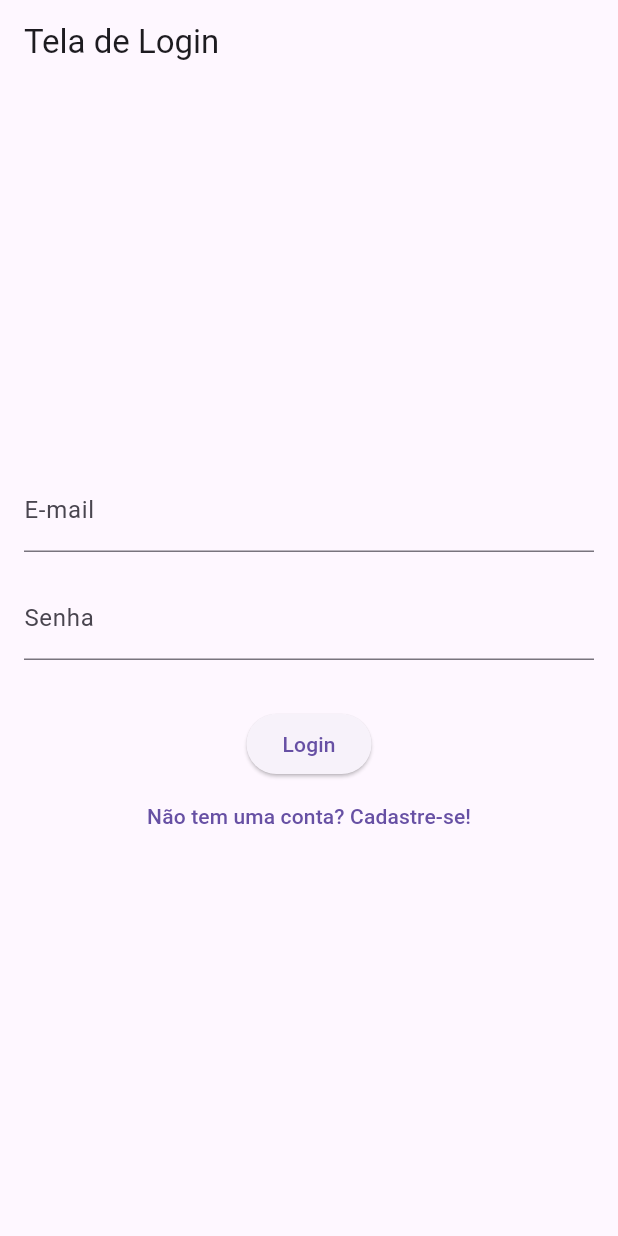
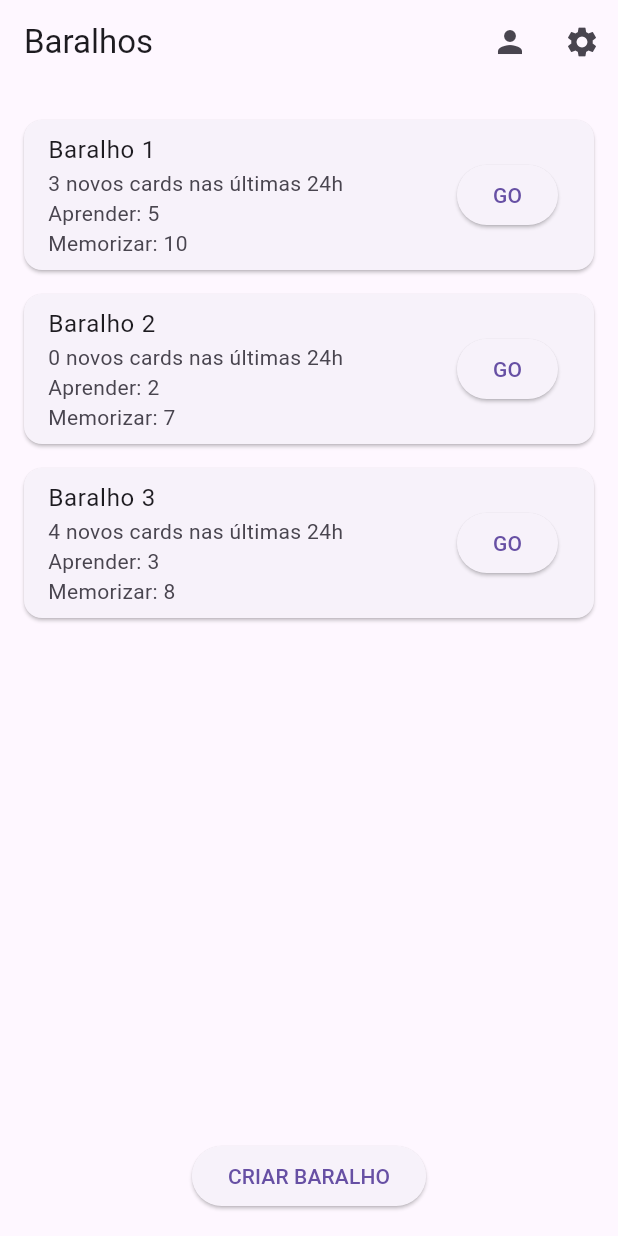
Before and after one commit to amandasgonsalves/flutter-app, a Flutter app: the screen it shows after launch, on a phone screen of 412 x 824 dp. Run offline on Flutter 3.47's test engine with Material 3 defaults, Android fonts, the phone set to English and light mode, and no system bars.

Commit message:
criação de tela principal/dashboard

```diff
--- a/lib/main.dart
+++ b/lib/main.dart
@@ -1,4 +1,5 @@
 import 'package:flutter/material.dart';
+import 'package:flutter_application_1/pages/home_screen.dart';
 import 'package:flutter_application_1/pages/login_screen.dart'; // Certifique-se de que o caminho está correto
 
 void main() {
@@ -13,7 +14,8 @@ class MyApp extends StatelessWidget {
       theme: ThemeData(
         primarySwatch: Colors.blue,
       ),
-      home: LoginScreen(), // Inicializa a HomePage
+      //home: LoginScreen(),
+      home: HomeScreen(), // Inicializa a HomePage
     );
   }
 }
--- /dev/null
+++ b/lib/pages/home_screen.dart
@@ -0,0 +1,89 @@
+import 'package:flutter/material.dart';
+
+class HomeScreen extends StatelessWidget {
+  final List<Map<String, dynamic>> decks = [
+    {
+      'name': 'Baralho 1',
+      'newCards': 3,
+      'toLearn': 5,
+      'toMemorize': 10,
+    },
+    {
+      'name': 'Baralho 2',
+      'newCards': 0,
+      'toLearn': 2,
+      'toMemorize': 7,
+    },
+    {
+      'name': 'Baralho 3',
+      'newCards': 4,
+      'toLearn': 3,
+      'toMemorize': 8,
+    },
+  ]; // Esta lista pode ser substituída por dados dinâmicos posteriormente.
+
+  @override
+  Widget build(BuildContext context) {
+    return Scaffold(
+      appBar: AppBar(
+        title: Text('Baralhos'),
+        actions: [
+          IconButton(
+            icon: Icon(Icons.person),
+            onPressed: () {
+              // Navegação para a tela de perfil
+            },
+          ),
+          IconButton(
+            icon: Icon(Icons.settings),
+            onPressed: () {
+              // Navegação para a tela de configurações
+            },
+          ),
+        ],
+      ),
+      body: Padding(
+        padding: const EdgeInsets.all(16.0),
+        child: Column(
+          children: [
+            Expanded(
+              child: ListView.builder(
+                itemCount: decks.length,
+                itemBuilder: (context, index) {
+                  final deck = decks[index];
+                  return Card(
+                    margin: const EdgeInsets.symmetric(vertical: 8.0),
+                    child: ListTile(
+                      title: Text(deck['name']),
+                      subtitle: Column(
+                        crossAxisAlignment: CrossAxisAlignment.start,
+                        children: [
+                          Text(
+                              '${deck['newCards']} novos cards nas últimas 24h'),
+                          Text('Aprender: ${deck['toLearn']}'),
+                          Text('Memorizar: ${deck['toMemorize']}'),
+                        ],
+                      ),
+                      trailing: ElevatedButton(
+                        onPressed: () {
+                          // Ação para começar a estudar este baralho
+                        },
+                        child: Text('GO'),
+                      ),
+                    ),
+                  );
+                },
+              ),
+            ),
+            ElevatedButton(
+              onPressed: () {
+                // Ação para criar um novo baralho
+              },
+              child: Text('CRIAR BARALHO'),
+            ),
+          ],
+        ),
+      ),
+    );
+  }
+}
```
